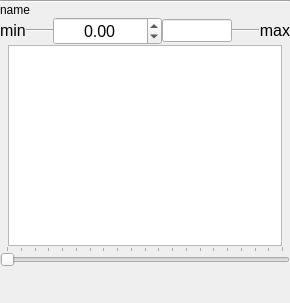
First picture: the form in qtfuzzylite/ui/Viewer.ui, repository fuzzylite/fuzzylite, before the edit.
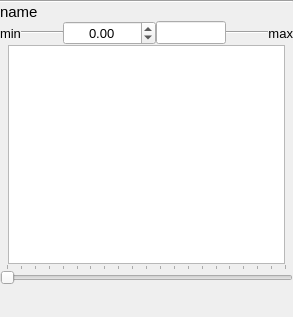
Second picture: the form after the edit. Icons and pictures are not drawn.

Diff of the .ui file:
```diff
--- a/qtfuzzylite/ui/Viewer.ui
+++ b/qtfuzzylite/ui/Viewer.ui
@@ -6,8 +6,8 @@
    <rect>
     <x>0</x>
     <y>0</y>
-    <width>290</width>
-    <height>303</height>
+    <width>293</width>
+    <height>317</height>
    </rect>
   </property>
   <property name="sizePolicy">
@@ -18,7 +18,8 @@
   </property>
   <property name="font">
    <font>
-    <pointsize>9</pointsize>
+    <family>Arial</family>
+    <pointsize>11</pointsize>
    </font>
   </property>
   <property name="windowTitle">
@@ -57,15 +58,9 @@
        </property>
        <item>
         <widget class="QLabel" name="lbl_min">
-         <property name="sizePolicy">
-          <sizepolicy hsizetype="Maximum" vsizetype="Fixed">
-           <horstretch>0</horstretch>
-           <verstretch>0</verstretch>
-          </sizepolicy>
-         </property>
          <property name="font">
           <font>
-           <pointsize>12</pointsize>
+           <pointsize>10</pointsize>
           </font>
          </property>
          <property name="text">
@@ -90,7 +85,7 @@
         <widget class="QDoubleSpinBox" name="sbx_x">
          <property name="font">
           <font>
-           <pointsize>12</pointsize>
+           <pointsize>10</pointsize>
           </font>
          </property>
          <property name="alignment">
@@ -115,12 +110,6 @@
        </item>
        <item>
         <widget class="QLineEdit" name="led_x">
-         <property name="sizePolicy">
-          <sizepolicy hsizetype="Minimum" vsizetype="Fixed">
-           <horstretch>0</horstretch>
-           <verstretch>0</verstretch>
-          </sizepolicy>
-         </property>
          <property name="maximumSize">
           <size>
            <width>70</width>
@@ -155,15 +144,9 @@
        </item>
        <item>
         <widget class="QLabel" name="lbl_max">
-         <property name="sizePolicy">
-          <sizepolicy hsizetype="Maximum" vsizetype="Fixed">
-           <horstretch>0</horstretch>
-           <verstretch>0</verstretch>
-          </sizepolicy>
-         </property>
          <property name="font">
           <font>
-           <pointsize>12</pointsize>
+           <pointsize>10</pointsize>
           </font>
          </property>
          <property name="text">
@@ -280,7 +263,7 @@
          </property>
          <property name="font">
           <font>
-           <pointsize>11</pointsize>
+           <pointsize>10</pointsize>
           </font>
          </property>
          <property name="text">
@@ -313,7 +296,7 @@
          </property>
          <property name="font">
           <font>
-           <pointsize>11</pointsize>
+           <pointsize>10</pointsize>
           </font>
          </property>
          <property name="text">
```
